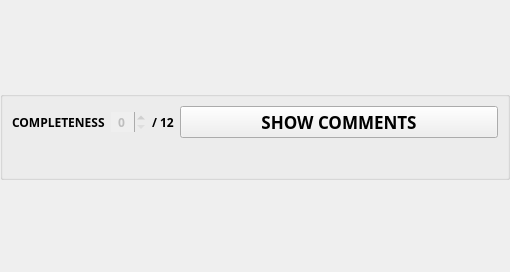
Old version of the form TurboGrade/ui/criteriongradecard.ui in the repository wassgha/TurboGrade.
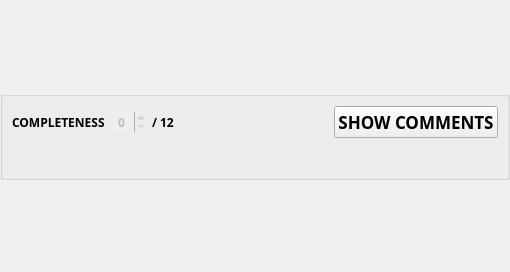
New version of the form.

```diff
--- a/TurboGrade/ui/criteriongradecard.ui
+++ b/TurboGrade/ui/criteriongradecard.ui
@@ -173,7 +173,7 @@
            <enum>Qt::Horizontal</enum>
           </property>
           <property name="sizeType">
-           <enum>QSizePolicy::Preferred</enum>
+           <enum>QSizePolicy::Expanding</enum>
           </property>
           <property name="sizeHint" stdset="0">
            <size>
```
